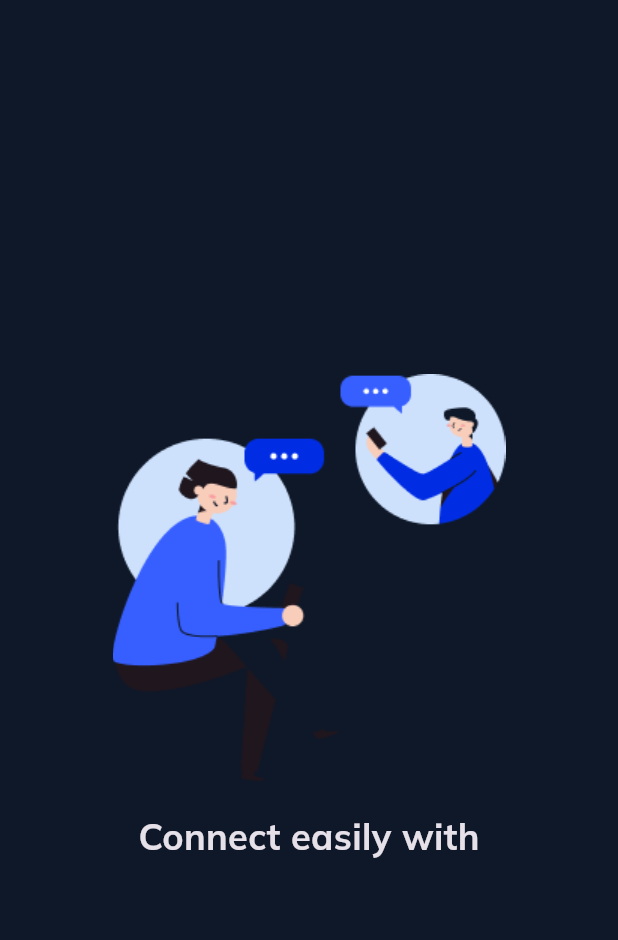
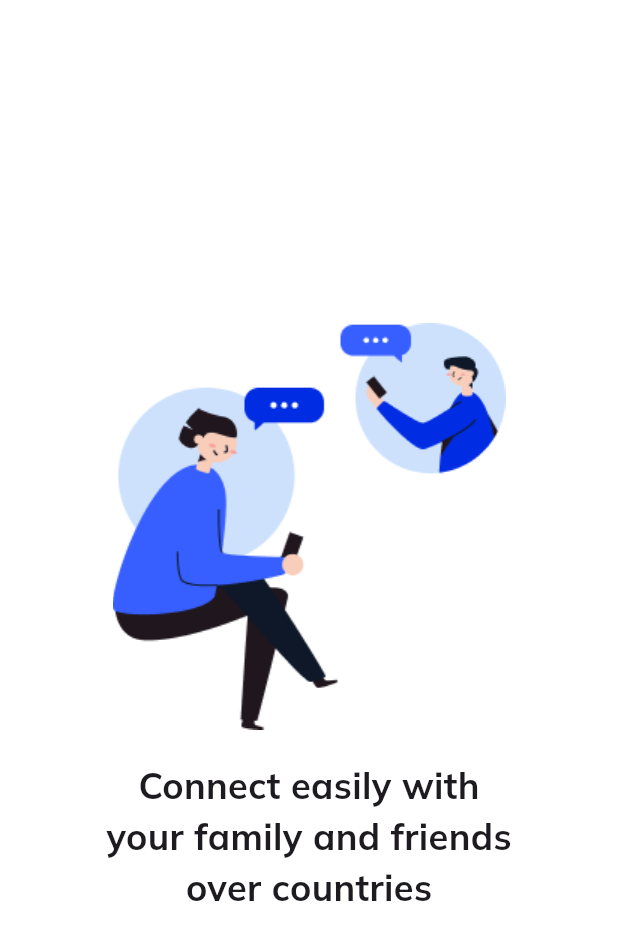
Before and after one commit to Mohsin832/messenger-app-with-cubit_state_management, a Flutter app: the screen it shows after launch, on a phone screen of 412 x 824 dp. Shown: the top 940 px of the screen. Run offline on Flutter 3.47's test engine with Material 3 defaults, Android fonts, the phone set to English and light mode, and no system bars; our stand-ins replace flutter_bloc.

Commit message:
thursday update

```diff
--- a/lib/main.dart
+++ b/lib/main.dart
@@ -21,8 +21,8 @@ class MyApp extends StatelessWidget {
           home: Onboardingscreen(),
           title: "Chat app",
           theme: State is LightThemeStates
-              ? Apptheme.lightTheme
-              : Apptheme.darkTheme,
+              ? Apptheme.darkTheme
+              : Apptheme.lightTheme,
         );
       },
     );
--- a/lib/repository/screens/onboarding screen/onboardingscreen.dart
+++ b/lib/repository/screens/onboarding screen/onboardingscreen.dart
@@ -19,6 +19,18 @@ class Onboardingscreen extends StatelessWidget {
               fontfamily: "bold",
               fontweight: FontWeight.bold,
             ),
+            Uihelper.customText(
+              text: "your family and friends",
+              fontsize: 24,
+              fontfamily: "bold",
+              fontweight: FontWeight.bold,
+            ),
+            Uihelper.customText(
+              text: "over countries",
+              fontsize: 24,
+              fontfamily: "bold",
+              fontweight: FontWeight.bold,
+            ),
           ],
         ),
       ),
```
